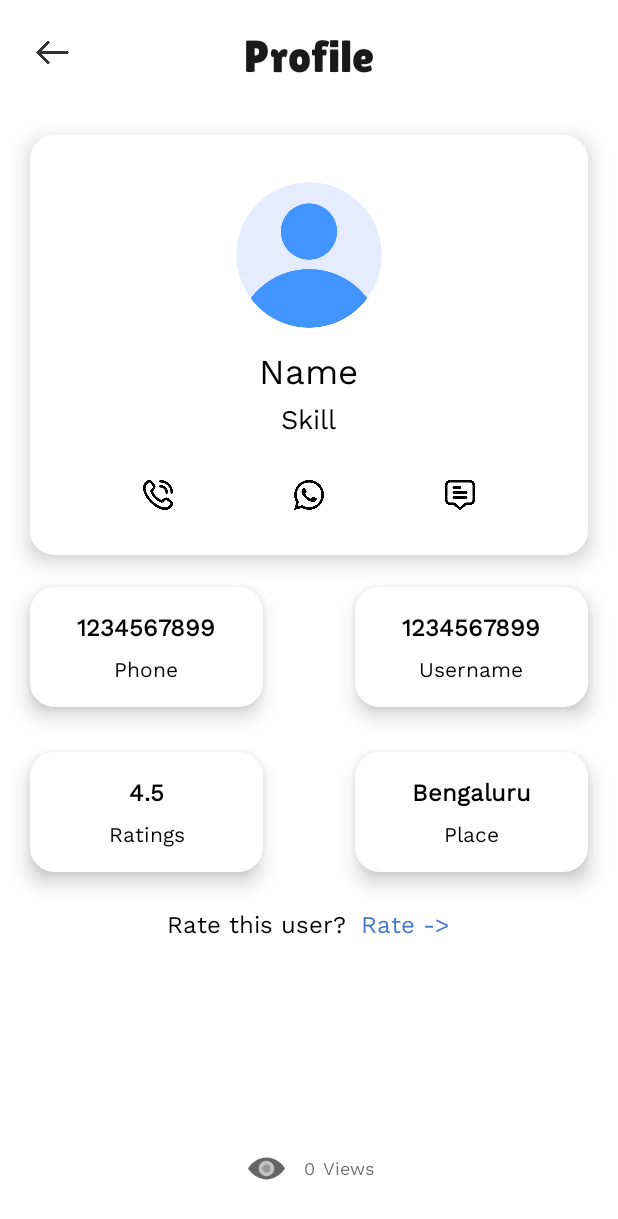
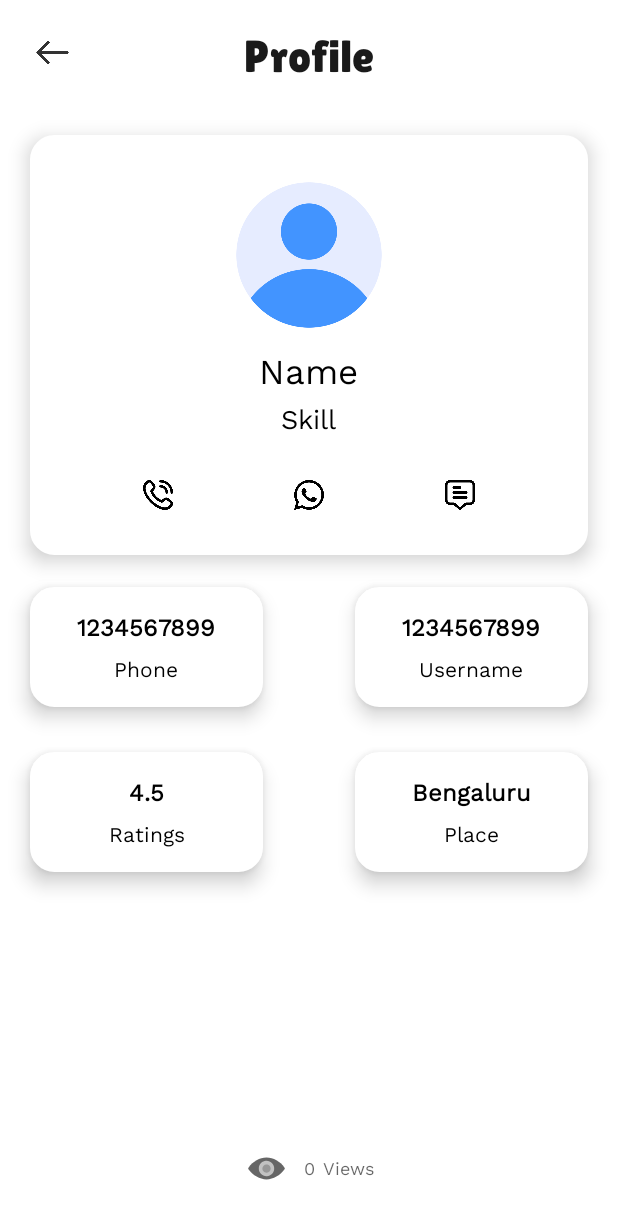
Before and after one commit to Suru-web/SkillSeek, an Android app: the hireeInfoShow screen opened directly, with no data from a screen before it, on a phone screen of 412 x 824 dp. Shown: the top 1219 px of the screen. Run offline under Robolectric (Android 15) with nearby library versions, the phone set to English and light mode, and no system bars; our stand-ins replace CircleImageView, Firebase (no records; nobody signed in at launch, a user with empty details on screens opened directly), Picasso; Roboto replaces fonts that are not available here.

Commit message:
* fixed rating, a user can rate only once, if he reopens the intent, he will be able to rate again * only hirer can rate the user now

```diff
--- a/app/src/main/java/com/helping/skillseek/hireeInfoShow.java
+++ b/app/src/main/java/com/helping/skillseek/hireeInfoShow.java
@@ -8,16 +8,15 @@ import androidx.core.content.ContextCompat;
 import android.content.Context;
 import android.content.Intent;
 import android.content.SharedPreferences;
-import android.content.pm.PackageInfo;
 import android.content.pm.PackageManager;
 import android.net.Uri;
 import android.os.Bundle;
 import android.os.Vibrator;
-import android.util.Log;
 import android.view.View;
 import android.view.Window;
 import android.view.WindowManager;
 import android.widget.ImageButton;
+import android.widget.LinearLayout;
 import android.widget.RatingBar;
 import android.widget.TextView;
 import android.widget.Toast;
@@ -37,7 +36,7 @@ import de.hdodenhof.circleimageview.CircleImageView;
 
 public class hireeInfoShow extends AppCompatActivity implements View.OnClickListener {
     CircleImageView profilepic;
-    TextView name,skill,phone,username,rating,place;
+    TextView name,skill,phone,username,place;
 
     DatabaseReference databaseReference;
     ImageButton call,whatsapp,message,backbtn;
@@ -53,8 +52,10 @@ public class hireeInfoShow extends AppCompatActivity implements View.OnClickList
     DatabaseReference countAddHiree;
     RatingBar rateUser;
     LottieAnimationView eye;
-    TextView countTEXT,rateBtn,ratingDisplay,raterCnt;
+    TextView countTEXT,rateBtn,ratingDisplay,raterCnt,ratingDone;
     DatabaseReference ratingRef;
+    boolean ratedAlready;
+    LinearLayout linearLayout;
 
     @Override
     protected void onCreate(Bundle savedInstanceState) {
@@ -78,7 +79,6 @@ public class hireeInfoShow extends AppCompatActivity implements View.OnClickList
         skill = findViewById(R.id.skillVP);
         phone = findViewById(R.id.phoneVp);
         username = findViewById(R.id.usernameVp);
-        rating = findViewById(R.id.ratingVP);
         place = findViewById(R.id.locationVP);
         profilepic = findViewById(R.id.profilepicVP);
         call = findViewById(R.id.callBtnVP);
@@ -91,9 +91,14 @@ public class hireeInfoShow extends AppCompatActivity implements View.OnClickList
         rateBtn = findViewById(R.id.rateBtnTV);
         ratingDisplay = findViewById(R.id.ratingVP);
         raterCnt = findViewById(R.id.raterCount);
+        ratingDone = findViewById(R.id.alreadyRatedTV);
+        linearLayout = findViewById(R.id.llrate);
 
         Intent intent = getIntent();
         String id =  intent.getStringExtra("hireeListId");
+        SharedPreferences sharedPreferences = getSharedPreferences("MyPrefs", MODE_PRIVATE);
+        yourCategory = sharedPreferences.getString("category"," ");
+
 
         countAddHiree = FirebaseDatabase.getInstance().getReference("COUNT").child(id);
         countAddHiree.addListenerForSingleValueEvent(new ValueEventListener() {
@@ -123,8 +128,6 @@ public class hireeInfoShow extends AppCompatActivity implements View.OnClickList
 
         auth = FirebaseAuth.getInstance();
         adminID = auth.getCurrentUser().getUid();
-        SharedPreferences sharedPreferences = getSharedPreferences("MyPrefs", MODE_PRIVATE);
-        yourCategory = sharedPreferences.getString("category"," ");
 
         if (yourCategory.equals("Hirer")||yourCategory.equals("hirer")) {
             saveLiked = FirebaseDatabase.getInstance().getReference("LIKED").child(adminID).child(id);
@@ -145,6 +148,7 @@ public class hireeInfoShow extends AppCompatActivity implements View.OnClickList
         }
         else {
             likeButton.setVisibility(View.GONE);
+            linearLayout.setVisibility(View.GONE);
         }
 
 
@@ -225,25 +229,26 @@ public class hireeInfoShow extends AppCompatActivity implements View.OnClickList
 
             }
         });
+
         rateBtn.setOnClickListener(new View.OnClickListener() {
             @Override
             public void onClick(View v) {
                 System.out.println(id);
                 rateUser.setVisibility(View.VISIBLE);
-                rateUser.setRating(2.5f);
+                if (!ratedAlready) {
                     rateUser.setOnRatingBarChangeListener(new RatingBar.OnRatingBarChangeListener() {
                         @Override
                         public void onRatingChanged(RatingBar ratingBar, float rating, boolean fromUser) {
-                        Toast.makeText(hireeInfoShow.this,"Rating"+rating,Toast.LENGTH_SHORT).show();
+                            Toast.makeText(hireeInfoShow.this, "Your rating of " + rating+" has added", Toast.LENGTH_LONG).show();
                             ratingRef.addListenerForSingleValueEvent(new ValueEventListener() {
                                 @Override
                                 public void onDataChange(@NonNull DataSnapshot snapshot) {
-                                if (snapshot.exists()){
+                                    if (snapshot.exists()) {
                                         Float avgRate = snapshot.child("rate").getValue(Float.class);
                                         Float totalCount = snapshot.child("raterCount").getValue(Float.class);
-                                    Float newAvgRate = ((avgRate*totalCount)+rating)/(totalCount+1);
+                                        Float newAvgRate = ((avgRate * totalCount) + rating) / (totalCount + 1);
                                         totalCount = totalCount + 1;
-                                    rateObject rate = new rateObject(newAvgRate,totalCount);
+                                        rateObject rate = new rateObject(newAvgRate, totalCount);
                                         ratingRef.setValue(rate);
                                         String avgr = newAvgRate.toString();
                                         ratingDisplay.setText(avgr);
@@ -255,8 +260,15 @@ public class hireeInfoShow extends AppCompatActivity implements View.OnClickList
 
                                 }
                             });
+                            rateUser.setVisibility(View.GONE);
                         }
                     });
+                    ratedAlready = true;
+                }
+                else {
+                    rateUser.setVisibility(View.GONE);
+                    ratingDone.setVisibility(View.VISIBLE);
+                }
             }
         });
     }
--- a/app/src/main/res/layout/activity_hiree_info_show.xml
+++ b/app/src/main/res/layout/activity_hiree_info_show.xml
@@ -358,6 +358,20 @@
             android:theme="@style/RatingBar"
             android:layout_marginTop="40dp" />
 
+        <TextView
+            android:id="@+id/alreadyRatedTV"
+            android:layout_width="match_parent"
+            android:layout_height="wrap_content"
+            android:layout_alignParentBottom="true"
+            android:layout_marginBottom="0dp"
+            android:text="A user can rate only once"
+            android:textAlignment="center"
+            android:textColor="@color/red"
+            android:visibility="gone"
+            android:textSize="16dp"
+            app:layout_constraintEnd_toEndOf="parent"
+            app:layout_constraintStart_toStartOf="parent" />
+
 
     </RelativeLayout>
 
```
Lines whose indentation alone changed are shown as unchanged.
